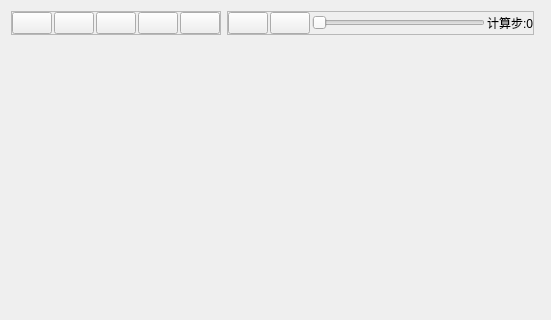
519984307/CCplot, file source/base/ccplotlayout.ui: the form before one commit; both pictures show x 0 to 551 and y 0 to 320 of the 551 by 467 pixel window.
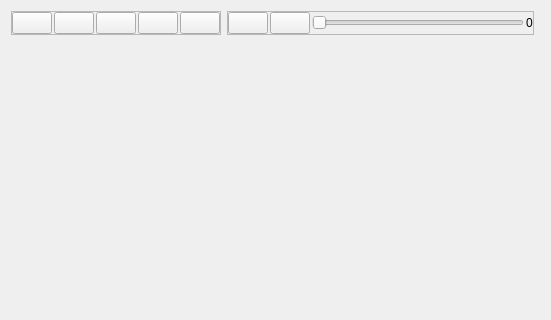
The form after the commit. Icons and pictures are not drawn.

```diff
--- a/source/base/ccplotlayout.ui
+++ b/source/base/ccplotlayout.ui
@@ -191,7 +191,7 @@
       <item row="0" column="4">
        <widget class="QLabel" name="label">
         <property name="text">
-         <string>计算步:0</string>
+         <string>0</string>
         </property>
        </widget>
       </item>
```
